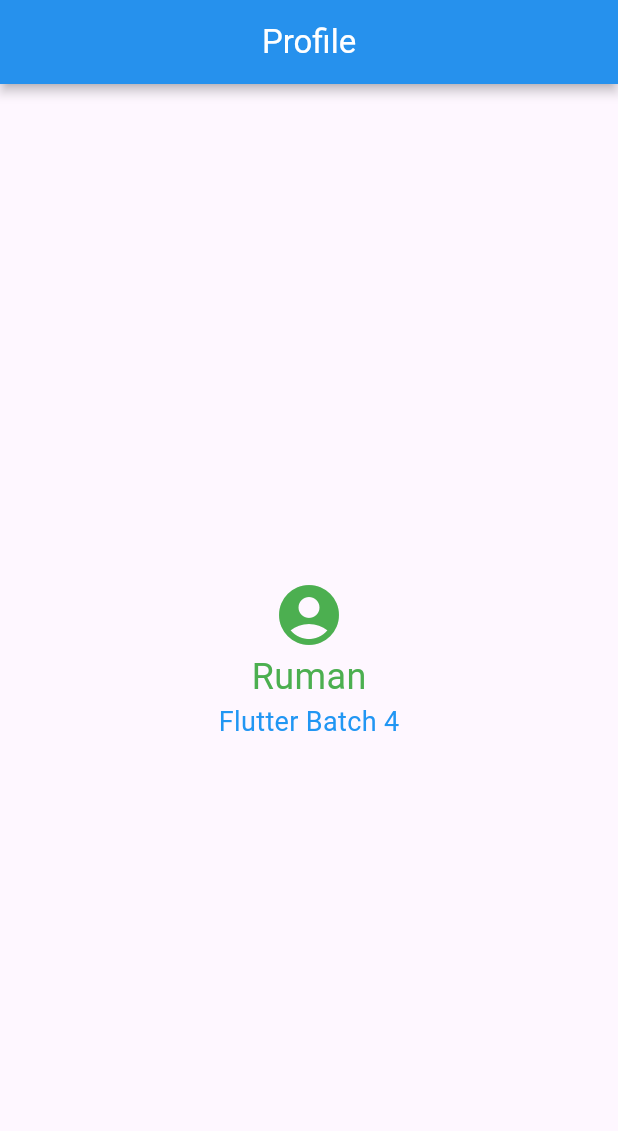
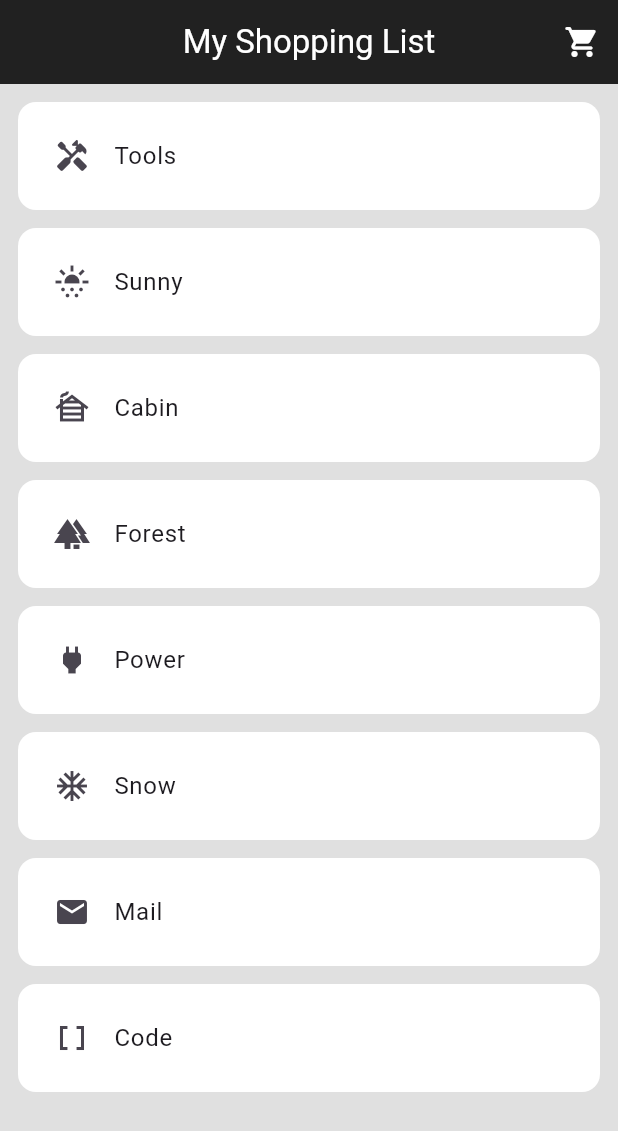
Before and after one commit to dev-ruman/ostad_assignments, a Flutter app: the screen it shows after launch, on a phone screen of 412 x 824 dp. Shown: the top 1131 px of the screen. Run offline on Flutter 3.47's test engine with Material 3 defaults, Android fonts, the light colour scheme and no system bars.

Commit message:
module 6 live test code and picture uploaded

```diff
--- a/lib/home_page.dart
+++ b/lib/home_page.dart
@@ -6,38 +6,130 @@ class Home extends StatelessWidget {
   @override
   Widget build(BuildContext context) {
     return Scaffold(
+      backgroundColor: Colors.grey[300],
       appBar: AppBar(
-        title: const Text('Profile'),
+        title: Text('My Shopping List'),
         centerTitle: true,
-        elevation: 3,
-        shadowColor: Colors.black,
-        backgroundColor: Colors.blue,
+        actions: [
+          Icon(Icons.shopping_cart_rounded),
+          SizedBox(
+            width: 12.0,
+          ),
+        ],
+        backgroundColor: Colors.grey[900],
         foregroundColor: Colors.white,
       ),
-      body: const Center(
-        child: Column(
-          mainAxisAlignment: MainAxisAlignment.center,
-          children: [
-            Icon(
-              Icons.account_circle_rounded,
-              color: Colors.green,
-              size: 48,
-            ),
-            Text(
-              'Ruman',
-              style: TextStyle(
-                fontSize: 24,
-                color: Colors.green,
+      body: SafeArea(
+        child: Expanded(
+          child: ListView(
+            padding: EdgeInsets.all(12.0),
+            children: [
+              Container(
+                padding: EdgeInsets.all(8.0),
+                margin: EdgeInsets.only(
+                  bottom: 12.0,
+                ),
+                decoration: BoxDecoration(
+                    color: Colors.white,
+                    borderRadius: BorderRadius.circular(12.0)),
+                child: ListTile(
+                  leading: Icon(Icons.handyman_rounded),
+                  title: Text('Tools'),
+                ),
               ),
-            ),
-            Text(
-              'Flutter Batch 4',
-              style: TextStyle(
-                fontSize: 18,
-                color: Colors.blue,
+              Container(
+                padding: EdgeInsets.all(8.0),
+                margin: EdgeInsets.only(
+                  bottom: 12.0,
+                ),
+                decoration: BoxDecoration(
+                    color: Colors.white,
+                    borderRadius: BorderRadius.circular(12.0)),
+                child: ListTile(
+                  leading: Icon(Icons.sunny_snowing),
+                  title: Text('Sunny'),
+                ),
               ),
-            ),
-          ],
+              Container(
+                padding: EdgeInsets.all(8.0),
+                margin: EdgeInsets.only(
+                  bottom: 12.0,
+                ),
+                decoration: BoxDecoration(
+                    color: Colors.white,
+                    borderRadius: BorderRadius.circular(12.0)),
+                child: ListTile(
+                  leading: Icon(Icons.cabin),
+                  title: Text('Cabin'),
+                ),
+              ),
+              Container(
+                padding: EdgeInsets.all(8.0),
+                margin: EdgeInsets.only(
+                  bottom: 12.0,
+                ),
+                decoration: BoxDecoration(
+                    color: Colors.white,
+                    borderRadius: BorderRadius.circular(12.0)),
+                child: ListTile(
+                  leading: Icon(Icons.forest),
+                  title: Text('Forest'),
+                ),
+              ),
+              Container(
+                padding: EdgeInsets.all(8.0),
+                margin: EdgeInsets.only(
+                  bottom: 12.0,
+                ),
+                decoration: BoxDecoration(
+                    color: Colors.white,
+                    borderRadius: BorderRadius.circular(12.0)),
+                child: ListTile(
+                  leading: Icon(Icons.power),
+                  title: Text('Power'),
+                ),
+              ),
+              Container(
+                padding: EdgeInsets.all(8.0),
+                margin: EdgeInsets.only(
+                  bottom: 12.0,
+                ),
+                decoration: BoxDecoration(
+                    color: Colors.white,
+                    borderRadius: BorderRadius.circular(12.0)),
+                child: ListTile(
+                  leading: Icon(Icons.ac_unit),
+                  title: Text('Snow'),
+                ),
+              ),
+              Container(
+                padding: EdgeInsets.all(8.0),
+                margin: EdgeInsets.only(
+                  bottom: 12.0,
+                ),
+                decoration: BoxDecoration(
+                    color: Colors.white,
+                    borderRadius: BorderRadius.circular(12.0)),
+                child: ListTile(
+                  leading: Icon(Icons.mail),
+                  title: Text('Mail'),
+                ),
+              ),
+              Container(
+                padding: EdgeInsets.all(8.0),
+                margin: EdgeInsets.only(
+                  bottom: 12.0,
+                ),
+                decoration: BoxDecoration(
+                    color: Colors.white,
+                    borderRadius: BorderRadius.circular(12.0)),
+                child: ListTile(
+                  leading: Icon(Icons.data_array),
+                  title: Text('Code'),
+                ),
+              ),
+            ],
+          ),
         ),
       ),
     );
--- a/lib/main.dart
+++ b/lib/main.dart
@@ -12,6 +12,7 @@ class MyApp extends StatelessWidget {
   @override
   Widget build(BuildContext context) {
     return MaterialApp(
+      debugShowCheckedModeBanner: false,
       theme: ThemeData(
         useMaterial3: true,
       ),
```
